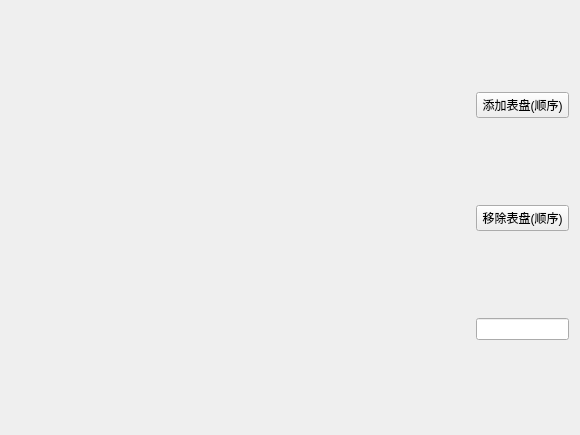
MelonSuika/EmonitorSys, file SpreadSheet/ui/rtmonitorform.ui: the form before one commit.
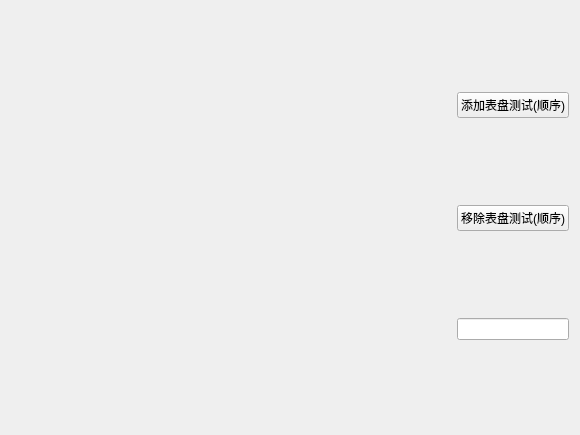
The form after the commit.

```diff
--- a/SpreadSheet/ui/rtmonitorform.ui
+++ b/SpreadSheet/ui/rtmonitorform.ui
@@ -41,14 +41,14 @@
        <item>
         <widget class="QPushButton" name="pushButton_addDash">
          <property name="text">
-          <string>添加表盘(顺序)</string>
+          <string>添加表盘测试(顺序)</string>
          </property>
         </widget>
        </item>
        <item>
         <widget class="QPushButton" name="pushButton_removeDash">
          <property name="text">
-          <string>移除表盘(顺序)</string>
+          <string>移除表盘测试(顺序)</string>
          </property>
         </widget>
        </item>
```
